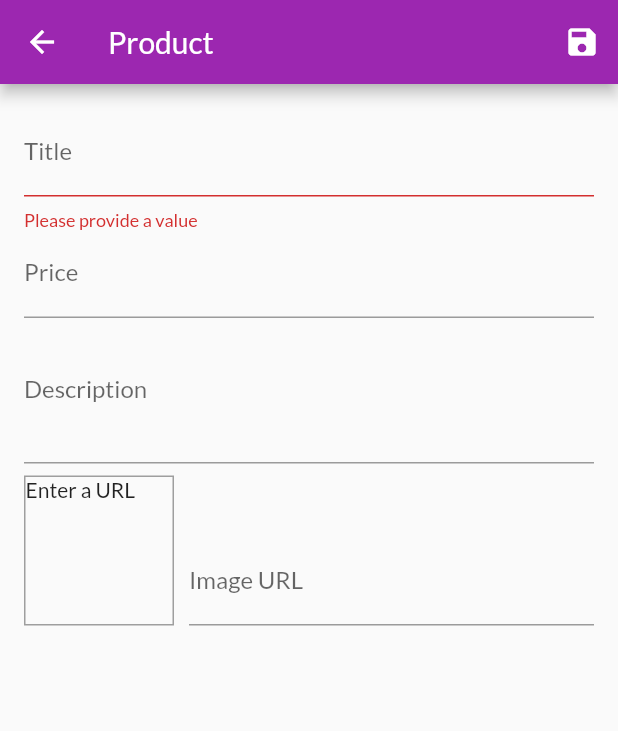
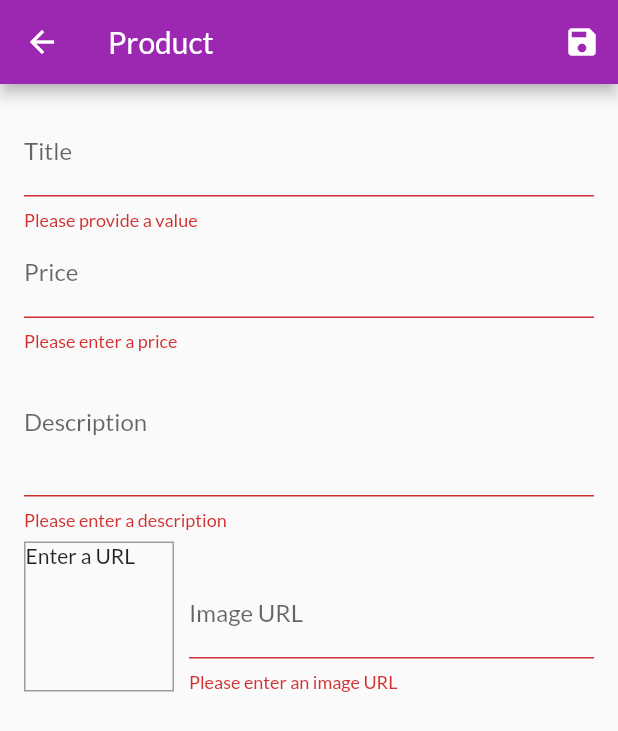
Before and after one commit to carlosalvarezm17/shop_app, a Flutter app: the ProductScreen screen opened by its route, after a tap on the "save" icon, on a phone screen of 412 x 824 dp. Shown: the top 731 px of the screen. Run offline on Flutter 3.47's test engine with Material 2 defaults, Android fonts, the phone set to English and light mode, and no system bars; network calls fail.

Commit message:
Adding Validation to All Inputs

```diff
--- a/lib/screens/product_screen.dart
+++ b/lib/screens/product_screen.dart
@@ -41,7 +41,7 @@ class _ProductScreenState extends State<ProductScreen> {
 
   void _saveForm() {
     final _isValid = _form.currentState.validate();
-    if(!_isValid){
+    if (!_isValid) {
       return;
     }
     _form.currentState.save();
@@ -92,6 +92,18 @@ class _ProductScreenState extends State<ProductScreen> {
                 onFieldSubmitted: (_) {
                   FocusScope.of(context).requestFocus(_descFocusNode);
                 },
+                validator: (val) {
+                  if (val.isEmpty) {
+                    return 'Please enter a price';
+                  }
+                  if(double.tryParse(val) == null){
+                    return 'Please enter a valid number';
+                  }
+                  if(double.parse(val)<= 0){
+                    return 'Please enter a number greater than zero';
+                  }
+                  return null;
+                },
                 onSaved: (val) {
                   _product = Product(
                     id: null,
@@ -107,6 +119,7 @@ class _ProductScreenState extends State<ProductScreen> {
                 maxLines: 3,
                 keyboardType: TextInputType.multiline,
                 focusNode: _descFocusNode,
+                validator: (val) => val.isEmpty ? 'Please enter a description' : null,
                 onSaved: (val) {
                   _product = Product(
                     id: null,
@@ -142,6 +155,7 @@ class _ProductScreenState extends State<ProductScreen> {
                       textInputAction: TextInputAction.done,
                       controller: _imageUrlController,
                       focusNode: _imageUrlFocusNode,
+                      validator: (val) => val.isEmpty ? 'Please enter an image URL' : null,
                       onFieldSubmitted: (_) {
                         _saveForm();
                       },
```
